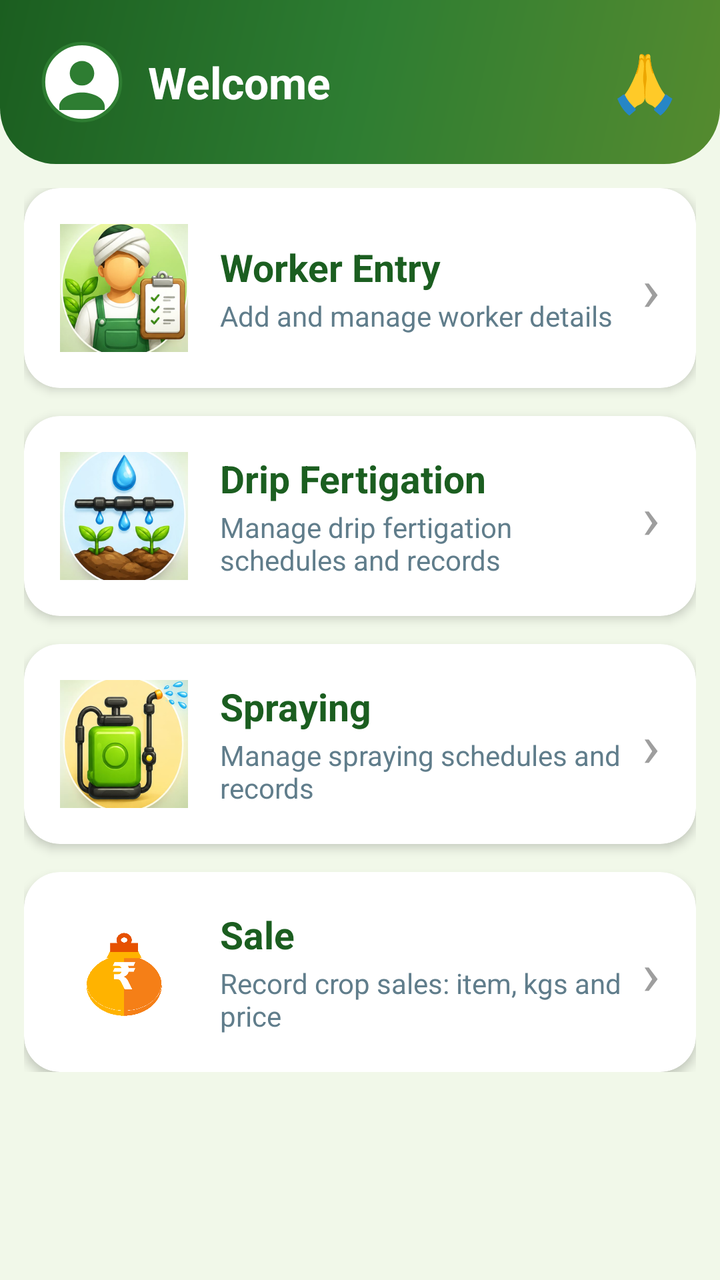
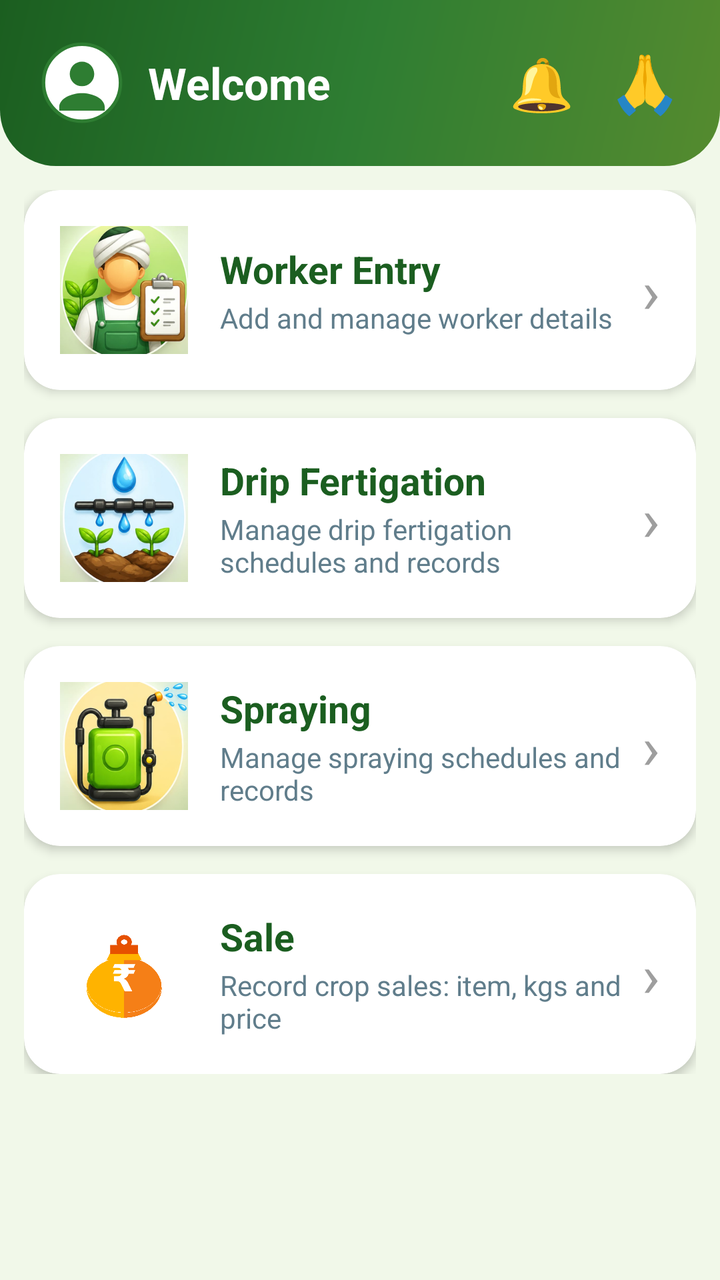

The first picture is an Android layout as it rendered before a commit; the second is the same layout after the commit. The layout source and the unified diff follow.
<!-- AndroidManifest.xml: application theme Theme.LabourCalc -->
<!-- res/layout/activity_main.xml -->
<?xml version="1.0" encoding="utf-8"?>
<androidx.coordinatorlayout.widget.CoordinatorLayout
    xmlns:android="http://schemas.android.com/apk/res/android"
    xmlns:app="http://schemas.android.com/apk/res-auto"
    android:layout_width="match_parent"
    android:layout_height="match_parent"
    android:background="#F1F8E9">

    <LinearLayout
        android:orientation="vertical"
        android:layout_width="match_parent"
        android:layout_height="match_parent">

        <LinearLayout
            android:id="@+id/headerHome"
            android:orientation="vertical"
            android:layout_width="match_parent"
            android:layout_height="wrap_content"
            android:background="@drawable/bg_header"
            android:paddingLeft="20dp"
            android:paddingRight="20dp"
            android:paddingTop="20dp"
            android:paddingBottom="20dp">

            <LinearLayout
                android:orientation="horizontal"
                android:layout_width="match_parent"
                android:layout_height="wrap_content"
                android:gravity="center_vertical">

                <ImageView
                    android:id="@+id/profileIcon"
                    android:layout_width="42dp"
                    android:layout_height="42dp"
                    android:layout_marginRight="12dp"
                    android:contentDescription="Profile"
                    android:src="@drawable/ic_profile_default" />

                <TextView
                    android:id="@+id/tvWelcome"
                    android:layout_width="0dp"
                    android:layout_weight="1"
                    android:layout_height="wrap_content"
                    android:text="Welcome"
                    android:textColor="#FFFFFF"
                    android:textSize="22sp"
                    android:textStyle="bold" />

                <TextView
                    android:layout_width="wrap_content"
                    android:layout_height="wrap_content"
                    android:text="🙏"
                    android:textSize="28sp" />
            </LinearLayout>

        </LinearLayout>

        <ScrollView
            android:layout_width="match_parent"
            android:layout_height="match_parent">

            <LinearLayout
                android:orientation="vertical"
                android:layout_width="match_parent"
                android:layout_height="wrap_content"
                android:padding="12dp">

                <androidx.cardview.widget.CardView
                    android:id="@+id/cardWorker"
                    android:layout_width="match_parent"
                    android:layout_height="wrap_content"
                    android:layout_marginBottom="14dp"
                    android:clickable="true"
                    android:focusable="true"
                    android:foreground="?android:attr/selectableItemBackground"
                    app:cardBackgroundColor="#FFFFFF"
                    app:cardCornerRadius="18dp"
                    app:cardElevation="3dp">

                    <LinearLayout
                        android:orientation="horizontal"
                        android:layout_width="match_parent"
                        android:layout_height="wrap_content"
                        android:gravity="center_vertical"
                        android:padding="18dp">

                        <ImageView
                            android:layout_width="64dp"
                            android:layout_height="64dp"
                            android:contentDescription="icon"
                            android:src="@drawable/ic_menu_worker" />

                        <LinearLayout
                            android:orientation="vertical"
                            android:layout_width="0dp"
                            android:layout_weight="1"
                            android:layout_height="wrap_content"
                            android:layout_marginLeft="16dp">

                            <TextView
                                android:layout_width="wrap_content"
                                android:layout_height="wrap_content"
                                android:text="@string/worker_entry"
                                android:textColor="#1B5E20"
                                android:textSize="19sp"
                                android:textStyle="bold" />

                            <TextView
                                android:layout_width="wrap_content"
                                android:layout_height="wrap_content"
                                android:layout_marginTop="2dp"
                                android:text="@string/worker_entry_sub"
                                android:textColor="#607D8B"
                                android:textSize="14sp" />
                        </LinearLayout>

                        <TextView
                            android:layout_width="wrap_content"
                            android:layout_height="wrap_content"
                            android:text="›"
                            android:textColor="#9E9E9E"
                            android:textSize="30sp" />
                    </LinearLayout>
                </androidx.cardview.widget.CardView>

                <androidx.cardview.widget.CardView
                    android:id="@+id/cardFert"
                    android:layout_width="match_parent"
                    android:layout_height="wrap_content"
                    android:layout_marginBottom="14dp"
                    android:clickable="true"
                    android:focusable="true"
                    android:foreground="?android:attr/selectableItemBackground"
                    app:cardBackgroundColor="#FFFFFF"
                    app:cardCornerRadius="18dp"
                    app:cardElevation="3dp">

                    <LinearLayout
                        android:orientation="horizontal"
                        android:layout_width="match_parent"
                        android:layout_height="wrap_content"
                        android:gravity="center_vertical"
                        android:padding="18dp">

                        <ImageView
                            android:layout_width="64dp"
                            android:layout_height="64dp"
                            android:contentDescription="icon"
                            android:src="@drawable/ic_menu_fert" />

                        <LinearLayout
                            android:orientation="vertical"
                            android:layout_width="0dp"
                            android:layout_weight="1"
                            android:layout_height="wrap_content"
                            android:layout_marginLeft="16dp">

                            <TextView
                                android:layout_width="wrap_content"
                                android:layout_height="wrap_content"
                                android:text="@string/drip_fert"
                                android:textColor="#1B5E20"
                                android:textSize="19sp"
                                android:textStyle="bold" />

                            <TextView
                                android:layout_width="wrap_content"
                                android:layout_height="wrap_content"
                                android:layout_marginTop="2dp"
                                android:text="@string/drip_fert_sub"
                                android:textColor="#607D8B"
                                android:textSize="14sp" />
                        </LinearLayout>

                        <TextView
                            android:layout_width="wrap_content"
                            android:layout_height="wrap_content"
                            android:text="›"
                            android:textColor="#9E9E9E"
                            android:textSize="30sp" />
                    </LinearLayout>
                </androidx.cardview.widget.CardView>

                <androidx.cardview.widget.CardView
                    android:id="@+id/cardSpray"
                    android:layout_width="match_parent"
                    android:layout_height="wrap_content"
                    android:clickable="true"
                    android:focusable="true"
                    android:foreground="?android:attr/selectableItemBackground"
                    app:cardBackgroundColor="#FFFFFF"
                    app:cardCornerRadius="18dp"
                    app:cardElevation="3dp">

                    <LinearLayout
                        android:orientation="horizontal"
                        android:layout_width="match_parent"
                        android:layout_height="wrap_content"
                        android:gravity="center_vertical"
                        android:padding="18dp">

                        <ImageView
                            android:layout_width="64dp"
                            android:layout_height="64dp"
                            android:contentDescription="icon"
                            android:src="@drawable/ic_menu_spray" />

                        <LinearLayout
                            android:orientation="vertical"
                            android:layout_width="0dp"
                            android:layout_weight="1"
                            android:layout_height="wrap_content"
                            android:layout_marginLeft="16dp">

                            <TextView
                                android:layout_width="wrap_content"
                                android:layout_height="wrap_content"
                                android:text="@string/spraying"
                                android:textColor="#1B5E20"
                                android:textSize="19sp"
                                android:textStyle="bold" />

                            <TextView
                                android:layout_width="wrap_content"
                                android:layout_height="wrap_content"
                                android:layout_marginTop="2dp"
                                android:text="@string/spraying_sub"
                                android:textColor="#607D8B"
                                android:textSize="14sp" />
                        </LinearLayout>

                        <TextView
                            android:layout_width="wrap_content"
                            android:layout_height="wrap_content"
                            android:text="›"
                            android:textColor="#9E9E9E"
                            android:textSize="30sp" />
                    </LinearLayout>
                </androidx.cardview.widget.CardView>

                <androidx.cardview.widget.CardView
                    android:id="@+id/cardSale"
                    android:layout_width="match_parent"
                    android:layout_height="wrap_content"
                    android:layout_marginTop="14dp"
                    android:clickable="true"
                    android:focusable="true"
                    android:foreground="?android:attr/selectableItemBackground"
                    app:cardBackgroundColor="#FFFFFF"
                    app:cardCornerRadius="18dp"
                    app:cardElevation="3dp">

                    <LinearLayout
                        android:orientation="horizontal"
                        android:layout_width="match_parent"
                        android:layout_height="wrap_content"
                        android:gravity="center_vertical"
                        android:padding="18dp">

                        <ImageView
                            android:layout_width="64dp"
                            android:layout_height="64dp"
                            android:contentDescription="icon"
                            android:src="@drawable/ic_menu_sale" />

                        <LinearLayout
                            android:orientation="vertical"
                            android:layout_width="0dp"
                            android:layout_weight="1"
                            android:layout_height="wrap_content"
                            android:layout_marginLeft="16dp">

                            <TextView
                                android:layout_width="wrap_content"
                                android:layout_height="wrap_content"
                                android:text="@string/sale"
                                android:textColor="#1B5E20"
                                android:textSize="19sp"
                                android:textStyle="bold" />

                            <TextView
                                android:layout_width="wrap_content"
                                android:layout_height="wrap_content"
                                android:layout_marginTop="2dp"
                                android:text="@string/sale_sub"
                                android:textColor="#607D8B"
                                android:textSize="14sp" />
                        </LinearLayout>

                        <TextView
                            android:layout_width="wrap_content"
                            android:layout_height="wrap_content"
                            android:text="›"
                            android:textColor="#9E9E9E"
                            android:textSize="30sp" />
                    </LinearLayout>
                </androidx.cardview.widget.CardView>
            </LinearLayout>
        </ScrollView>
    </LinearLayout>


</androidx.coordinatorlayout.widget.CoordinatorLayout>
<!-- resources referenced by this layout -->
<resources>
  <!-- drawable bg_header (drawable) -->
  <?xml version="1.0" encoding="utf-8"?>
  <shape xmlns:android="http://schemas.android.com/apk/res/android">
      <gradient
          android:type="linear"
          android:angle="315"
          android:startColor="#1B5E20"
          android:centerColor="#2E7D32"
          android:endColor="#558B2F" />
      <corners android:bottomLeftRadius="28dp" android:bottomRightRadius="28dp" />
  </shape>
  <!-- drawable ic_menu_fert: png bitmap (drawable-nodpi, 83331 bytes) -->
  <!-- drawable ic_menu_sale: png bitmap (drawable-nodpi, 6442 bytes) -->
  <!-- drawable ic_menu_spray: png bitmap (drawable-nodpi, 77227 bytes) -->
  <!-- drawable ic_menu_worker: png bitmap (drawable-nodpi, 92678 bytes) -->
  <!-- drawable ic_profile_default (drawable) -->
  <?xml version="1.0" encoding="utf-8"?>
  <vector xmlns:android="http://schemas.android.com/apk/res/android"
      android:width="48dp" android:height="48dp"
      android:viewportWidth="48" android:viewportHeight="48">
      <path android:fillColor="#FFFFFF"
          android:pathData="M24,2a22,22 0 1,0 0,44a22,22 0 1,0 0,-44z"
          android:strokeColor="#2E7D32" android:strokeWidth="2"/>
      <path android:fillColor="#2E7D32"
          android:pathData="M24,12c-3.9,0 -7,3.1 -7,7s3.1,7 7,7s7,-3.1 7,-7S27.9,12 24,12zM24,30c-6,0 -13,3 -13,8v2h26v-2C37,33 30,30 24,30z"/>
  </vector>
  <string name="drip_fert">Drip Fertigation</string>
  <string name="drip_fert_sub">Manage drip fertigation schedules and records</string>
  <string name="sale">Sale</string>
  <string name="sale_sub">Record crop sales: item, kgs and price</string>
  <string name="spraying">Spraying</string>
  <string name="spraying_sub">Manage spraying schedules and records</string>
  <string name="worker_entry">Worker Entry</string>
  <string name="worker_entry_sub">Add and manage worker details</string>
  <style name="Theme.LabourCalc" parent="Theme.Material3.Light.NoActionBar">
          <item name="colorPrimary">#2E7D32</item>
          <item name="colorOnPrimary">#FFFFFF</item>
          <item name="android:statusBarColor">#1B5E20</item>
      </style>
</resources>

<!-- the commit's change to res/layout/activity_main.xml (unified diff, before → after) -->
@@ -47,6 +47,15 @@
                     android:textStyle="bold" />
 
                 <TextView
+                    android:id="@+id/btnBell"
+                    android:layout_width="wrap_content"
+                    android:layout_height="wrap_content"
+                    android:layout_marginRight="14dp"
+                    android:padding="4dp"
+                    android:text="🔔"
+                    android:textSize="26sp" />
+
+                <TextView
                     android:layout_width="wrap_content"
                     android:layout_height="wrap_content"
                     android:text="🙏"
